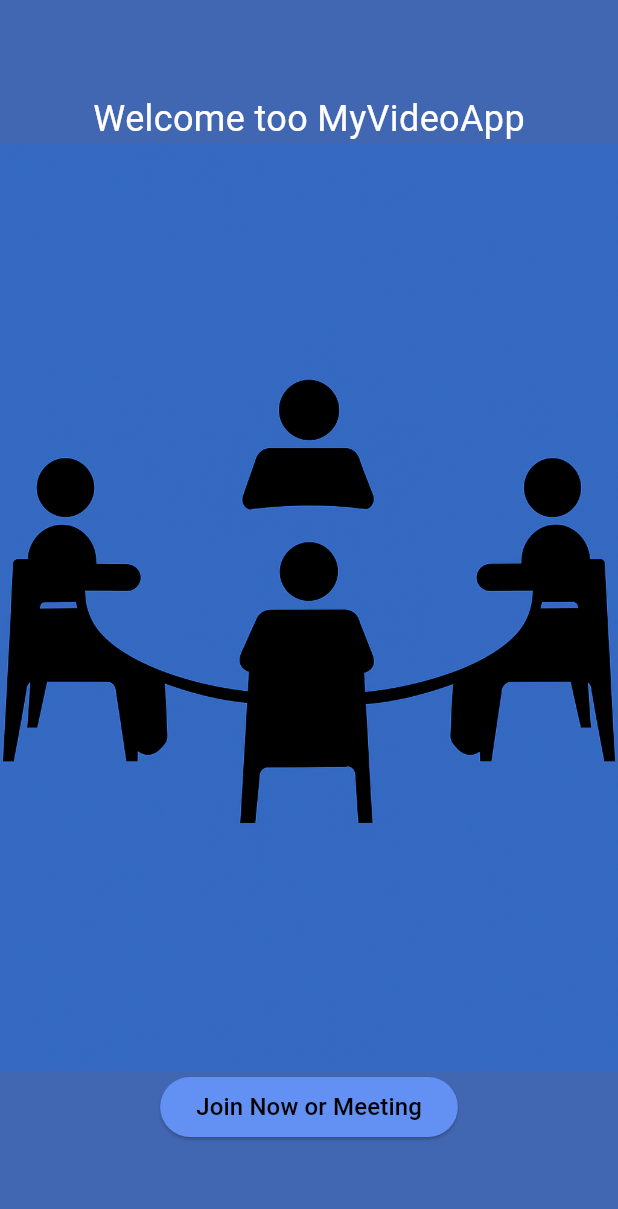
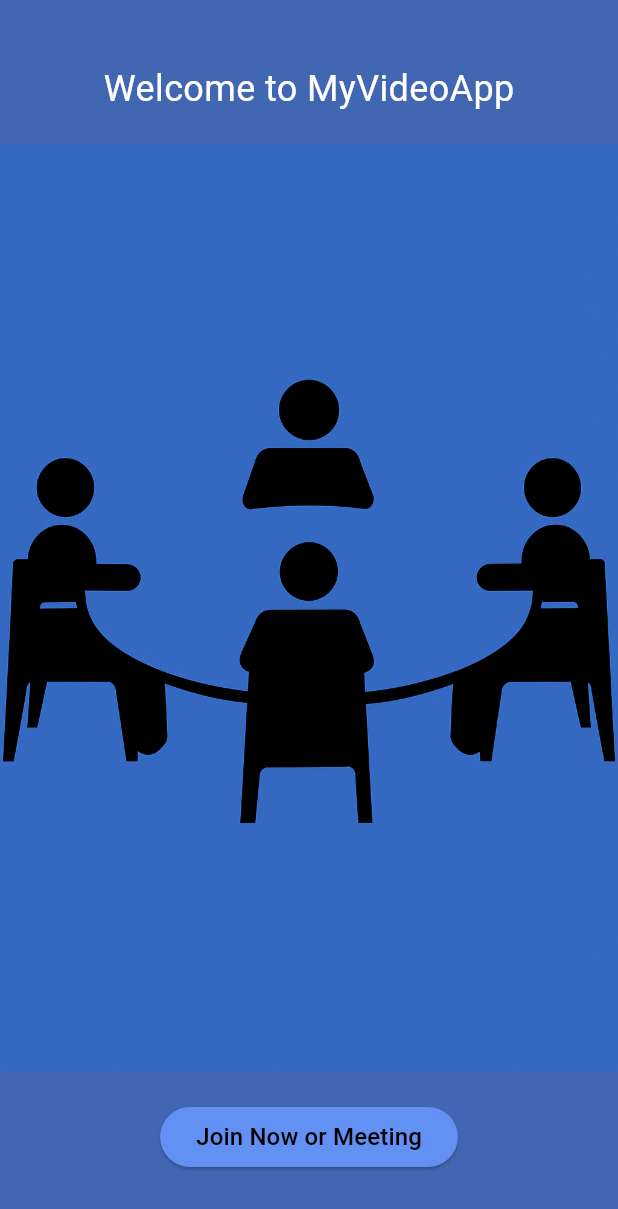
Before and after one commit to KhalilAmamri/my_flutter_app, a Flutter app: the screen it shows after launch, on a phone screen of 412 x 824 dp. Shown: the top 1209 px of the screen. Run offline on Flutter 3.47's test engine with Material 3 defaults, Android fonts, the phone set to English and light mode, and no system bars; our stand-ins replace firebase_auth, google_sign_in; accounts and stored records are empty.

Commit message:
Refactor Google Sign-In implementation and update login UI

```diff
--- a/lib/my_ui/login_ui.dart
+++ b/lib/my_ui/login_ui.dart
@@ -1,9 +1,10 @@
 import 'package:flutter/material.dart';
+import 'package:my_flutter_app/my_code/auth_code.dart';
 import 'package:my_flutter_app/my_ui/my_button/my_button.dart';
 
 class LoginUi extends StatelessWidget {
-  const LoginUi({super.key});
-
+  // const LoginUi({super.key});
+  final AuthCode _authCode = AuthCode();
   @override
   Widget build(BuildContext context) {
     return Scaffold(
@@ -11,11 +12,25 @@
         mainAxisAlignment: MainAxisAlignment.center,
         children: [
           Text(
-            'Welcome too MyVideoApp',
+            'Welcome to MyVideoApp',
             style: TextStyle(fontSize: 24, color: Colors.white),
           ),
-          Image.asset("assets/images/MeetingImage.png"),
-          MyButton(txt: 'Join Now or Meeting'),
+          Padding(
+            padding: const EdgeInsets.symmetric(vertical: 20.0),
+            child: Image.asset("assets/images/MeetingImage.png"),
+          ),
+          MyButton(
+            txt: 'Join Now or Meeting',
+            onClick: () {
+              // print('Join Now or Meeting button pressed');
+              _authCode.signInWithGoogle().then((_) {
+                print('Sign in with Google successful');
+              }).catchError((error) {
+                // Handle sign-in error
+                print('Sign in with Google failed: $error');
+              });
+            },
+          ),
         ],
       ),
     );
--- a/lib/my_ui/my_button/my_button.dart
+++ b/lib/my_ui/my_button/my_button.dart
@@ -3,7 +3,7 @@
 
 class MyButton extends StatelessWidget {
   final String txt;
-  const MyButton({super.key, required this.txt});
+  const MyButton({super.key, required this.txt, required Null Function() onClick});
 
   @override
   Widget build(BuildContext context) {
```
Also changed, not shown: lib/my_code/auth_code.dart (+27 -23 lines).
